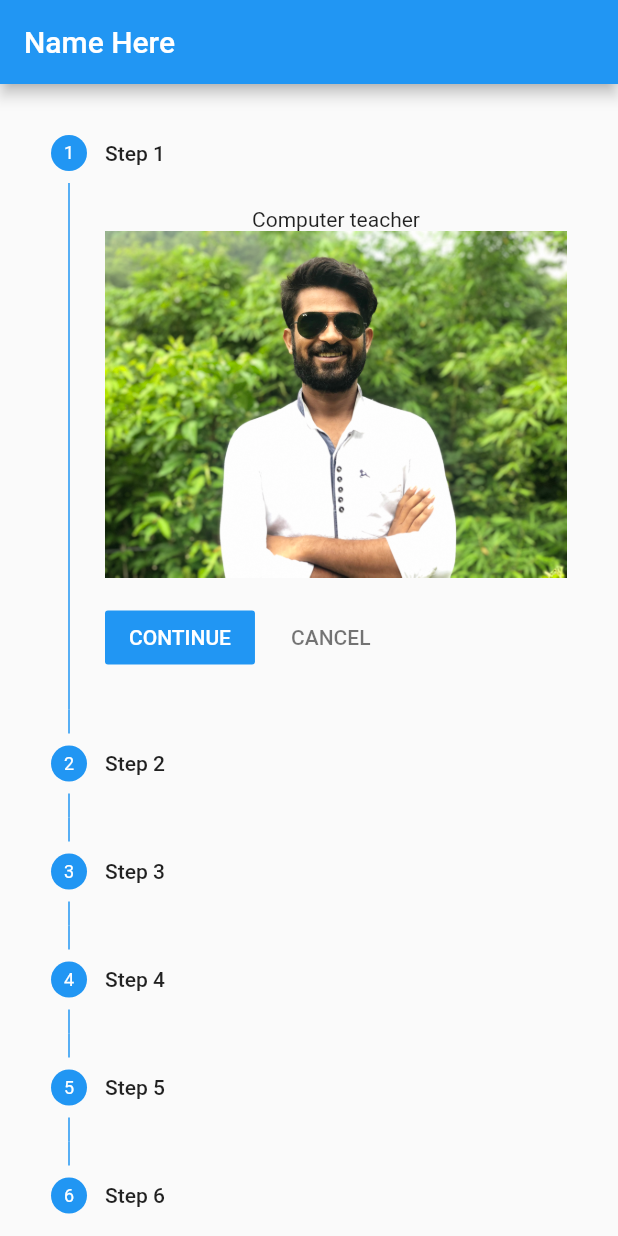
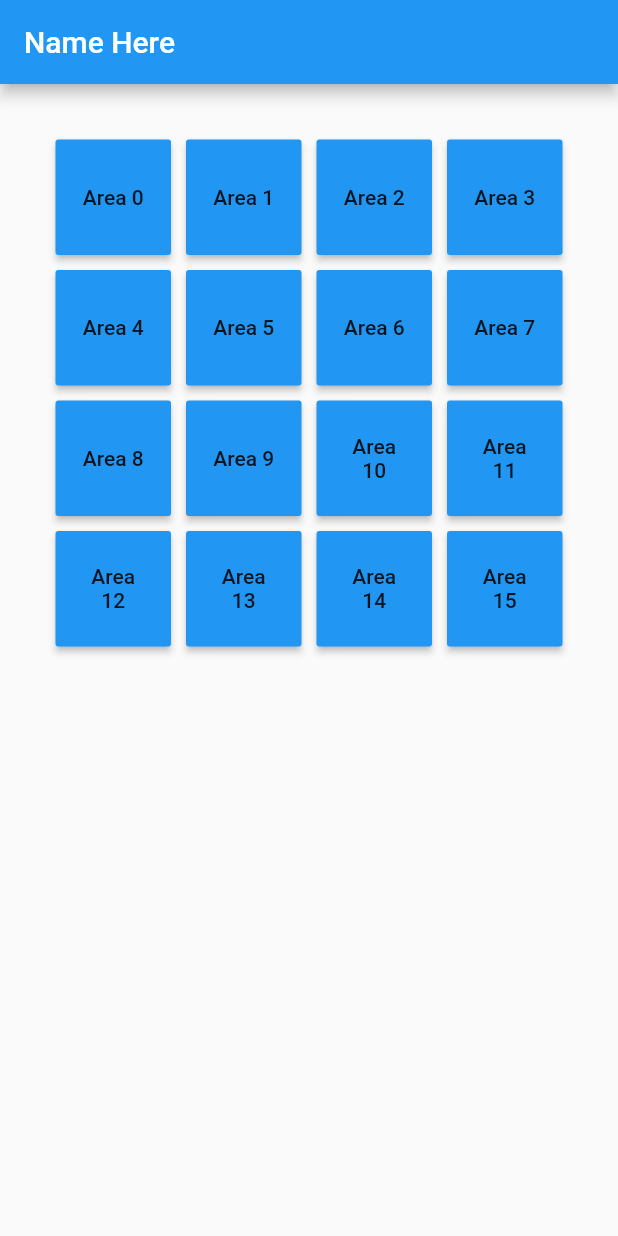
Before and after one commit to amit142857/live_template, a Flutter app: the screen it shows after launch, on a phone screen of 412 x 824 dp. Run offline on Flutter 3.47's test engine with Material 2 defaults, Android fonts, the phone set to English and light mode, and no system bars.

Commit message:
Gridview with game

```diff
--- a/lib/main.dart
+++ b/lib/main.dart
@@ -1,4 +1,6 @@
+import 'package:flutter/cupertino.dart';
 import 'package:flutter/material.dart';
+import 'dart:math';
 
 void main() {
   runApp(MaterialApp(
@@ -12,108 +14,55 @@ class MyApp extends StatefulWidget {
   _MyAppState createState() => _MyAppState();
 }
 
+  class Area {
+  int index;
+  Color color;
+  String name;
+
+  Area({this.index: -1, this.color: Colors.blue, this.name: "Area"});
+}
+
 class _MyAppState extends State<MyApp> {
-  List<Step> _steps;
-  int _current;
+
+  int _location;
+  List<Area> _areas;
 
 
   @override
   void initState() {
-    _current = 0;
-
-    _steps = <Step>[
-      Step(
-        title:Text("Step 1") ,
-        content: Column(
-          children:<Widget> [
-            Text("Computer teacher"),
-            Image.asset("Images/amit.jpg"),
-          ],
-        ),
-        isActive: true
-      ),
-      Step(
-          title:Text("Step 2") ,
-          content:Column(
-            children: <Widget> [
-              Text("Batch of 2074"),
-              Image.asset("Images/scl1.jpg")
-            ],
-          ),
-          isActive: true
-      ),
-      Step(
-          title:Text("Step 3") ,
-          content:Column(
-            children: <Widget> [
-              Text("Dipesh and Ishwor"),
-              Image.asset("Images/scl2.jpg")
-            ],
-          ),
-          isActive: true
-      ),
-      Step(
-          title:Text("Step 4") ,
-          content:Column(
-            children: <Widget> [
-              Text("NMESS Sports team"),
-              Image.asset("Images/scl3.jpg")
-            ],
-          ),
-          isActive: true
-      ),
-      Step(
-          title:Text("Step 5") ,
-          content:Column(
-            children: <Widget> [
-              Text("NMESS Soccer Team"),
-              Image.asset("Images/scl4.jpg")
-            ],
-          ),
-          isActive: true
-      ),
-      Step(
-          title:Text("Step 6") ,
-          content:Column(
-            children: <Widget> [
-              Text("NMESS Dance Team"),
-              Image.asset("Images/scl5.jpg")
-            ],
-          ),
-          isActive: true
-      ),
-      Step(
-          title:Text("Step 7") ,
-          content:Column(
-            children: <Widget> [
-              Text("Prize distribution with Principal"),
-              Image.asset("Images/scl6.jpg")
-            ],
-          ),
-          isActive: true
-      ),
-
-    ];
+    _areas = List<Area>();
+    for (int i = 0; i < 16; i++){
+      _areas.add(Area(
+        index: i,
+        name: "Area ${i}",
+      ));
+    }
+    var rng = Random();
+    _location = rng.nextInt(_areas.length);
   }
 
-  void _stepContinue() {
-    setState(() {
-      _current++;
-      if (_current >= _steps.length) _current = _steps.length - 1;
-    });
+  Widget _generate(int index) {
+    return GridTile(
+      child: Container(
+        padding: EdgeInsets.all(5),
+        child: RaisedButton(
+          onPressed:() => _onPressed(index),
+          color: _areas[index].color,
+          child: Text(_areas[index].name, textAlign: TextAlign.center,),
+        ),
+      ),
+    );
   }
 
-  void _stepCancel() {
+  void _onPressed(int index) {
     setState(() {
-      _current++;
-      if (_current > 0) _current = 0;
+      if (index == _location){
+        _areas[index].color = Colors.green;
+      } else {
+        _areas[index].color = Colors.red;
+      }
     });
-  }
-
-  void _stepTap(int index){
-    setState(() {
-      _current = index;
-    });
+    debugPrint("$_location");
   }
 
   @override
@@ -123,15 +72,12 @@ class _MyAppState extends State<MyApp> {
         title: Text("Name Here"),
       ),
       body: Container(
-          padding: EdgeInsets.all(10),
+          padding: EdgeInsets.all(32),
           child: Center(
-            child: Stepper(
-              steps: _steps,
-              type: StepperType.vertical,
-              currentStep: _current,
-              onStepCancel: _stepCancel,
-              onStepContinue: _stepContinue,
-              onStepTapped: _stepTap,
+            child: GridView.count(
+              crossAxisCount: 4,
+              children:
+                List<Widget>.generate(16, _generate)
             ),
           )
       ),
```
